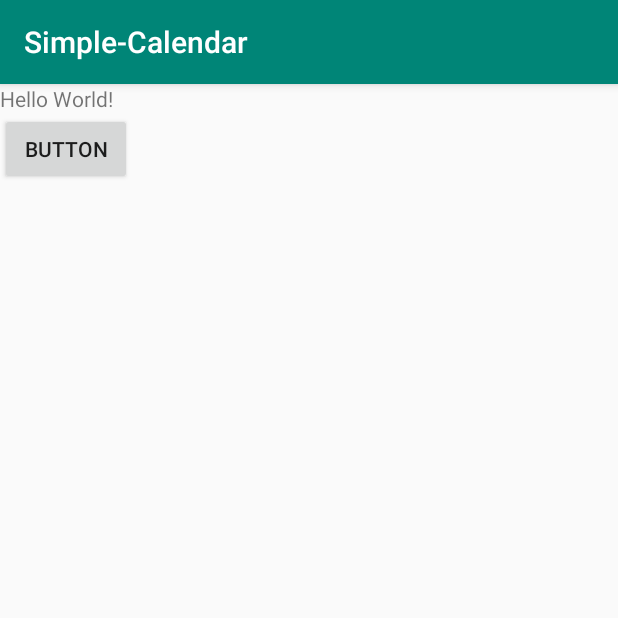
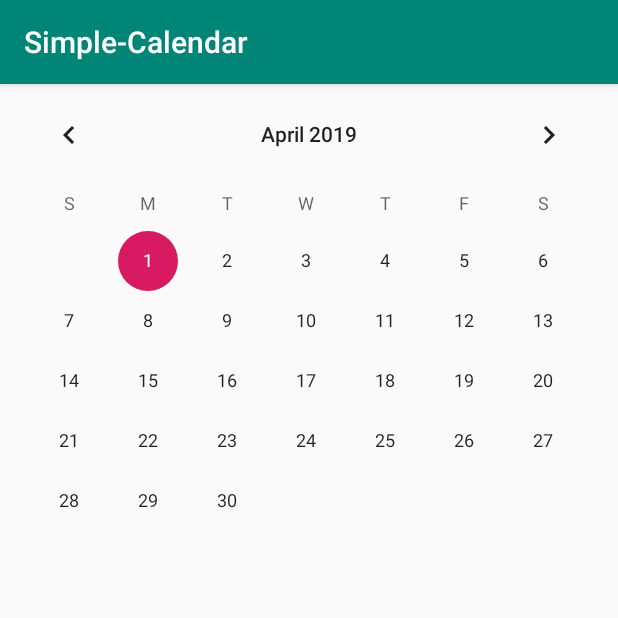
Before and after one commit to Muskotti/Simple-Calendar, an Android app: the screen it shows after launch (MainActivity), on a phone screen of 412 x 824 dp, the top half of it. Run offline under Robolectric (Android 15) with nearby library versions, the phone set to English and light mode, and no system bars.

Commit message:
Calendar view
Add: calendar view with clickable dates

```diff
--- a/app/src/main/java/fi/tuni/simple_calendar/HerokuService.java
+++ b/app/src/main/java/fi/tuni/simple_calendar/HerokuService.java
@@ -5,6 +5,6 @@ import retrofit2.Call;
 import retrofit2.http.GET;
 
 public interface HerokuService {
-    @GET("hello")
+    @GET("/")
     Call<ResponseBody> hello();
 }
--- a/app/src/main/java/fi/tuni/simple_calendar/MainActivity.java
+++ b/app/src/main/java/fi/tuni/simple_calendar/MainActivity.java
@@ -2,17 +2,8 @@ package fi.tuni.simple_calendar;
 
 import android.support.v7.app.AppCompatActivity;
 import android.os.Bundle;
-import android.view.View;
-import android.widget.Button;
-import android.widget.TextView;
-
-import java.io.IOException;
-
-import okhttp3.ResponseBody;
-import retrofit2.Call;
-import retrofit2.Callback;
-import retrofit2.Response;
-import retrofit2.Retrofit;
+import android.util.Log;
+import android.widget.CalendarView;
 
 public class MainActivity extends AppCompatActivity {
 
@@ -20,37 +11,14 @@ public class MainActivity extends AppCompatActivity {
     protected void onCreate(Bundle savedInstanceState) {
         super.onCreate(savedInstanceState);
         setContentView(R.layout.activity_main);
-        final TextView textView = (TextView) findViewById(R.id.textView);
-        final Button button = (Button) findViewById(R.id.button);
-        Retrofit retrofit = new Retrofit.Builder()
-                .baseUrl("https://simple-calendar-17tikoot.herokuapp.com/")
-                .build();
 
-        final HerokuService service = retrofit.create(HerokuService.class);
-
-        button.setOnClickListener(new View.OnClickListener() {
+        CalendarView calendarView = findViewById(R.id.simpleCalendarView);
+        calendarView.setOnDateChangeListener(new CalendarView.OnDateChangeListener() {
             @Override
-            public void onClick(View v) {
-                Call<ResponseBody> call = service.hello();
-                call.enqueue(new Callback<ResponseBody>() {
-                    @Override
-                    public void onResponse(Call<ResponseBody> _,
-                                           Response<ResponseBody> response) {
-                        try {
-                            textView.setText(response.body().string());
-                        } catch (IOException e) {
-                            e.printStackTrace();
-                            textView.setText(e.getMessage());
-                        }
-                    }
-
-                    @Override
-                    public void onFailure(Call<ResponseBody> _, Throwable t) {
-                        t.printStackTrace();
-                        textView.setText(t.getMessage());
-                    }
-                });
+            public void onSelectedDayChange(CalendarView view, int year, int month, int dayOfMonth) {
+                Log.d("toimi","toimi");
             }
         });
+
     }
 }
--- a/app/src/main/res/layout/activity_main.xml
+++ b/app/src/main/res/layout/activity_main.xml
@@ -1,27 +1,14 @@
 <?xml version="1.0" encoding="utf-8"?>
 <LinearLayout xmlns:android="http://schemas.android.com/apk/res/android"
-    xmlns:app="http://schemas.android.com/apk/res-auto"
     xmlns:tools="http://schemas.android.com/tools"
     android:layout_width="match_parent"
     android:layout_height="match_parent"
     android:orientation="vertical"
     tools:context=".MainActivity">
 
-    <TextView
-        android:id="@+id/textView"
-        android:layout_width="wrap_content"
-        android:layout_height="wrap_content"
-        android:text="Hello World!"
-        app:layout_constraintBottom_toBottomOf="parent"
-        app:layout_constraintLeft_toLeftOf="parent"
-        app:layout_constraintRight_toRightOf="parent"
-        app:layout_constraintTop_toTopOf="parent" />
-
-    <Button
-        android:text="Button"
-        android:layout_width="wrap_content"
-        android:layout_height="wrap_content"
-        android:layout_below="@+id/textView"
-        android:id="@+id/button" />
+    <CalendarView
+        android:id="@+id/simpleCalendarView"
+        android:layout_width="fill_parent"
+        android:layout_height="fill_parent"/>
 
 </LinearLayout>
```
